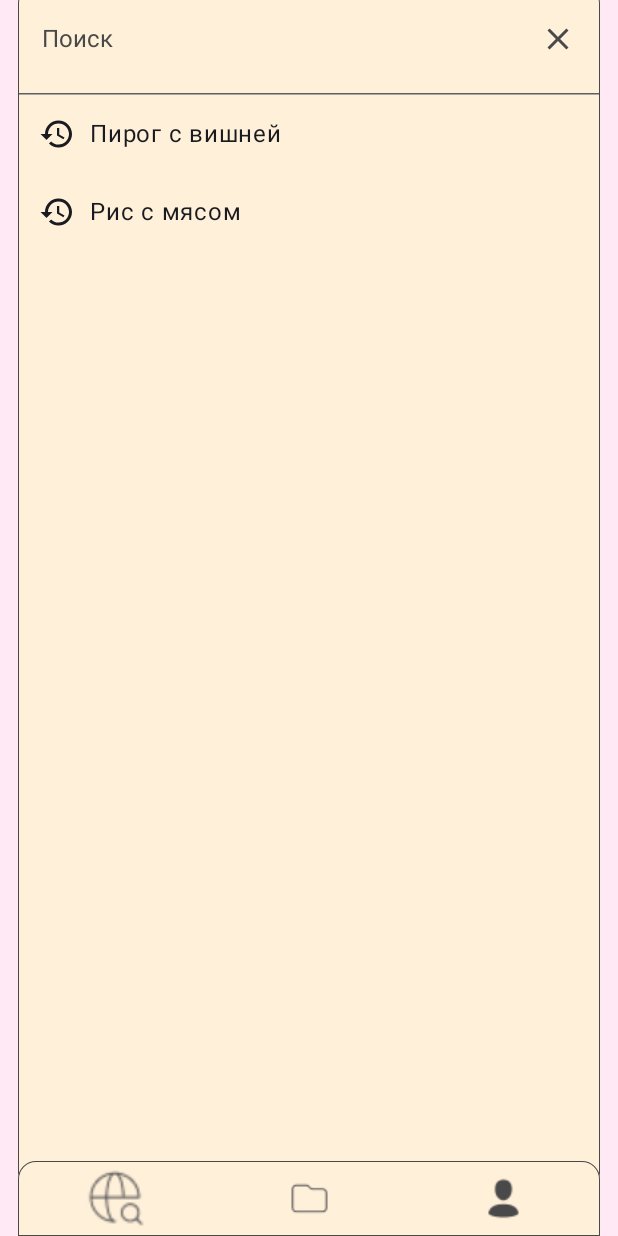
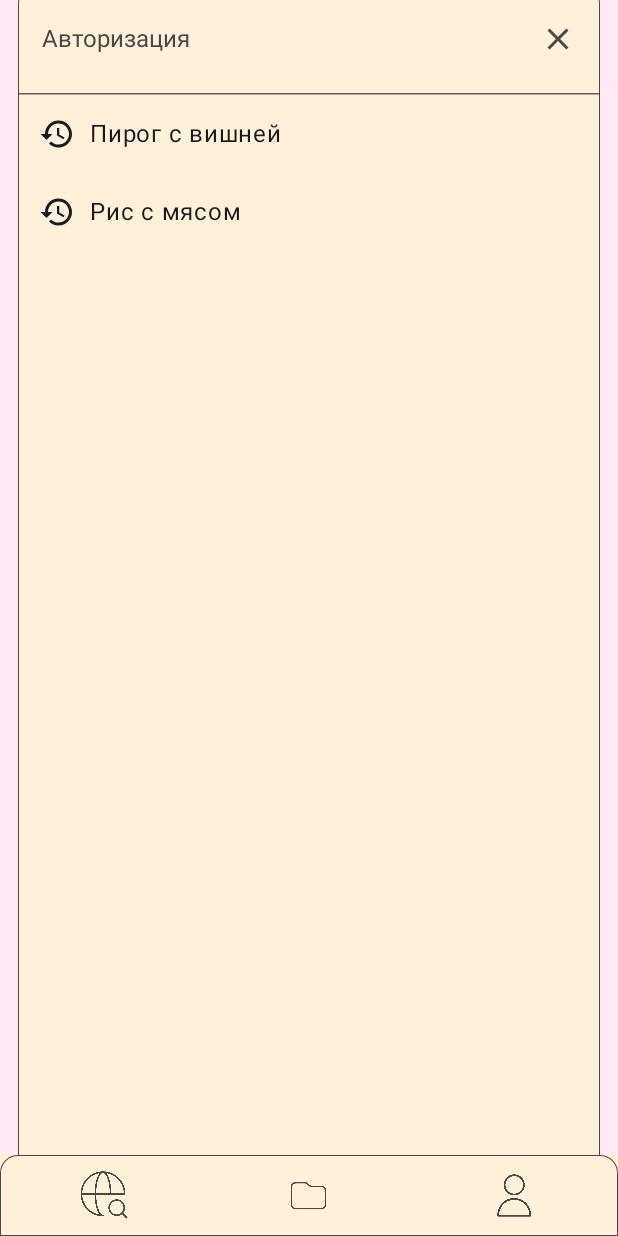
Before and after one commit to DenisFrolkov/CulinaryChest, an Android app built with Jetpack Compose: the BottomNavigationBar screen opened through its navigation route, on a phone screen of 412 x 824 dp. Run offline under Robolectric (Android 15) with nearby library versions, the phone set to English and light mode, and no system bars.

Commit message:
Redesigned BottomNavigationBar

```diff
--- a/app/src/main/java/com/den/culinarychest/presentation/common/BottomNavigationItem.kt
+++ /dev/null
@@ -1,48 +0,0 @@
-package com.den.culinarychest.presentation.common
-
-import androidx.compose.foundation.Image
-import androidx.compose.foundation.layout.Box
-import androidx.compose.foundation.layout.fillMaxSize
-import androidx.compose.foundation.layout.height
-import androidx.compose.foundation.layout.size
-import androidx.compose.material.IconButton
-import androidx.compose.runtime.Composable
-import androidx.compose.ui.Alignment
-import androidx.compose.ui.Modifier
-import androidx.compose.ui.graphics.painter.Painter
-import androidx.compose.ui.layout.ContentScale
-import androidx.compose.ui.unit.dp
-import androidx.navigation.NavController
-
-@Composable
-fun BottomNavigationItem(
-    isSelected: Boolean,
-    selectedIcon: Painter,
-    navBottomBarController: NavController,
-    buttonNavigation: String,
-    onButtonSelected: () -> Unit
-) {
-    Box(
-        contentAlignment = Alignment.Center
-    ) {
-        IconButton(
-            onClick = {
-                onButtonSelected()
-                navBottomBarController.navigate(buttonNavigation)
-            },
-            modifier = Modifier.height(height = 50.dp),
-        ) {
-            Box(
-                modifier = Modifier
-                    .size(size = if (isSelected) 40.dp else 30.dp)
-            ) {
-                Image(
-                    painter = selectedIcon,
-                    contentDescription = "Иконка поиска",
-                    contentScale = ContentScale.Fit,
-                    modifier = Modifier.fillMaxSize()
-                )
-            }
-        }
-    }
-}
--- a/app/src/main/java/com/den/culinarychest/presentation/common/FAB.kt
+++ b/app/src/main/java/com/den/culinarychest/presentation/common/FAB.kt
@@ -20,14 +20,14 @@ fun FAB() {
     Box(
         modifier = Modifier
             .background(color = SoftOrange, shape = RoundedCornerShape(size = 25.dp))
-            .border(width = 0.5.dp, color = SoftGray, shape = RoundedCornerShape(size = 25.dp))
+            .border(width = 0.1.dp, color = SoftGray, shape = RoundedCornerShape(size = 25.dp))
             .size(size = 50.dp),
         contentAlignment = Alignment.Center
     ) {
         Image(
             modifier = Modifier.size(size = 20.dp),
             painter = painterResource(id = R.drawable.add_icon),
-            contentDescription = "Тут должна быть иконка добавления"
+            contentDescription = null
         )
     }
 }
--- a/app/src/main/java/com/den/culinarychest/presentation/common/RecipeItem.kt
+++ b/app/src/main/java/com/den/culinarychest/presentation/common/RecipeItem.kt
@@ -29,12 +29,6 @@ import com.den.culinarychest.R
 fun RecipeItem(
     navController: NavController,
     transitionPath: String
-//    recipeImage: Painter,
-//    titleText: String,
-//    ingredientText: String,
-//    appraisalText: String,
-//    timeText: String,
-//    dataText: String
 ) {
     Column(
         modifier = Modifier
@@ -48,12 +42,12 @@ fun RecipeItem(
     ) {
         Row() {
             Image(
+                painter = painterResource(id = R.drawable.image),
+                contentDescription = null,
+                contentScale = ContentScale.Fit,
                 modifier = Modifier
                     .padding(start = 16.dp, top = 16.dp, end = 0.dp, bottom = 0.dp)
-                    .size(size = 94.dp),
-                painter = painterResource(id = R.drawable.image),
-                contentDescription = "Тут должна быть картинка рецепта ;)",
-                contentScale = ContentScale.Fit
+                    .size(size = 94.dp)
             )
             Column(
                 modifier = Modifier.padding(start = 10.dp, top = 12.dp)
@@ -66,12 +60,12 @@ fun RecipeItem(
                     )
                 )
                 Text(
-                    modifier = Modifier.padding(top = 4.dp),
                     text = "Ингредиенты: макароны, крабовые палочки, чеснок, масло сливочное, сыр твёрдый, сметана, мука... ",
                     style = TextStyle(
                         fontSize = 10.sp,
                         color = SoftGray
-                    )
+                    ),
+                    modifier = Modifier.padding(top = 4.dp),
                 )
             }
         }
--- a/app/src/main/java/com/den/culinarychest/presentation/common/SearchBar.kt
+++ b/app/src/main/java/com/den/culinarychest/presentation/common/SearchBarItem.kt
@@ -25,15 +25,21 @@ import androidx.compose.runtime.mutableStateOf
 import androidx.compose.runtime.remember
 import androidx.compose.runtime.setValue
 import androidx.compose.ui.Modifier
+import androidx.compose.ui.platform.LocalContext
 import androidx.compose.ui.text.TextStyle
+import androidx.compose.ui.tooling.preview.Preview
 import androidx.compose.ui.unit.dp
 import androidx.compose.ui.unit.sp
+import com.den.culinarychest.R
 import com.den.culinarychest.presentation.ui.theme.SoftGray
 import com.den.culinarychest.presentation.ui.theme.SoftOrange
 
 @OptIn(ExperimentalMaterial3Api::class)
+@Preview
 @Composable
-fun SearchBar() {
+fun SearchBarItem() {
+    val stringResource = LocalContext.current.resources
+
     var textParameter by remember { mutableStateOf("") }
     var activeParameter by remember { mutableStateOf(false) }
     val recipeElements = remember {
@@ -71,7 +77,7 @@ fun SearchBar() {
             },
             placeholder = {
                 Text(
-                    text = "Поиск",
+                    text = stringResource.getString(R.string.authorization_text),
                     style = TextStyle(
                         fontSize = 16.sp,
                         color = SoftGray
@@ -80,9 +86,8 @@ fun SearchBar() {
             },
             trailingIcon = {
                 val icon = if (activeParameter) Icons.Default.Clear else Icons.Default.Search
-                val contentDescription =
-                    if (activeParameter) "Тут должна быть иконка крестика" else "Тут должна быть иконка поиска"
-                val tint = if (activeParameter) SoftGray else SoftGray
+                val contentDescription = null
+                val tint = SoftGray
 
                 Icon(
                     modifier = Modifier
@@ -105,7 +110,7 @@ fun SearchBar() {
                     Icon(
                         modifier = Modifier.padding(end = 10.dp),
                         imageVector = Icons.Default.History,
-                        contentDescription = "Тут должна быть иконка истории"
+                        contentDescription = null
                     )
                     Text(text = it)
                 }
--- a/app/src/main/java/com/den/culinarychest/presentation/common/TextInput.kt
+++ b/app/src/main/java/com/den/culinarychest/presentation/common/TextInput.kt
@@ -23,6 +23,7 @@ import androidx.compose.ui.Modifier
 import androidx.compose.ui.graphics.Color.Companion.Black
 import androidx.compose.ui.graphics.Color.Companion.Red
 import androidx.compose.ui.graphics.SolidColor
+import androidx.compose.ui.platform.LocalContext
 import androidx.compose.ui.res.painterResource
 import androidx.compose.ui.text.TextStyle
 import androidx.compose.ui.text.input.TextFieldValue
@@ -38,6 +39,8 @@ fun TextInput(
     onTextChanged: (String) -> Unit,
     validation: (String) -> Boolean
 ) {
+    val stringResource = LocalContext.current.resources
+
     var text by remember { mutableStateOf(TextFieldValue()) }
     var isHintVisible by remember { mutableStateOf(true) }
     var isError by remember { mutableStateOf(false) }
@@ -51,12 +54,12 @@ fun TextInput(
 
 
     Box(
+        contentAlignment = Alignment.CenterStart,
         modifier = Modifier
             .fillMaxWidth()
             .border(width = 0.1.dp, color = SoftGray, shape = RoundedCornerShape(14.dp))
             .background(color = SoftOrange, shape = RoundedCornerShape(14.dp))
-            .padding(start = 12.dp, top = 15.dp, end = 12.dp, bottom = 16.dp),
-        contentAlignment = Alignment.CenterStart
+            .padding(start = 12.dp, top = 15.dp, end = 12.dp, bottom = 16.dp)
     ) {
         BasicTextField(
             value = text,
@@ -77,7 +80,7 @@ fun TextInput(
         )
         if (isHintVisible) {
             Text(
-                text = inputText,
+                text = "Введите $inputText",
                 style = TextStyle(
                     fontSize = 16.sp,
                     color = SoftGray
@@ -112,12 +115,12 @@ fun TextInput(
         ) {
             Icon(
                 painter = painterResource(id = R.drawable.mistake_icon),
-                contentDescription = "Тут должна быть иконка ошибки",
+                contentDescription = null,
                 tint = Red,
                 modifier = Modifier.size(16.dp)
             )
             Text(
-                text = "Проверьте правильность набора информации",
+                text = stringResource.getString(R.string.mistake_text),
                 style = TextStyle(
                     fontSize = 12.sp,
                     color = Red
--- a/app/src/main/java/com/den/culinarychest/presentation/navigation/bottomNavigation/BottomNavigationBar.kt
+++ b/app/src/main/java/com/den/culinarychest/presentation/navigation/bottomNavigation/BottomNavigationBar.kt
@@ -3,16 +3,19 @@ package com.den.culinarychest.presentation.navigation.bottomNavigation
 import android.annotation.SuppressLint
 import androidx.compose.foundation.background
 import androidx.compose.foundation.border
-import androidx.compose.foundation.layout.Arrangement
 import androidx.compose.foundation.layout.Row
 import androidx.compose.foundation.layout.fillMaxWidth
-import androidx.compose.foundation.layout.padding
+import androidx.compose.foundation.layout.height
+import androidx.compose.foundation.layout.size
 import androidx.compose.foundation.shape.RoundedCornerShape
+import androidx.compose.material3.Icon
+import androidx.compose.material3.NavigationBar
+import androidx.compose.material3.NavigationBarItem
+import androidx.compose.material3.NavigationBarItemDefaults
 import androidx.compose.material3.Scaffold
 import androidx.compose.runtime.Composable
 import androidx.compose.runtime.getValue
-import androidx.compose.runtime.mutableStateOf
-import androidx.compose.runtime.remember
+import androidx.compose.runtime.mutableIntStateOf
 import androidx.compose.runtime.setValue
 import androidx.compose.ui.Modifier
 import androidx.compose.ui.res.painterResource
@@ -21,30 +24,43 @@ import androidx.navigation.NavController
 import androidx.navigation.compose.NavHost
 import androidx.navigation.compose.composable
 import androidx.navigation.compose.rememberNavController
-import com.den.culinarychest.presentation.common.BottomNavigationItem
-import com.den.culinarychest.presentation.ui.theme.SoftGray
-import com.den.culinarychest.presentation.ui.theme.SoftOrange
+import androidx.compose.runtime.saveable.rememberSaveable
 import com.den.culinarychest.R
 import com.den.culinarychest.presentation.navigation.topNavigationBar.TopNavigationBar
 import com.den.culinarychest.presentation.route.BottomNavigationRoute
 import com.den.culinarychest.presentation.screens.ProfileScreen
 import com.den.culinarychest.presentation.screens.SearchScreen
+import com.den.culinarychest.presentation.ui.theme.SoftGray
+import com.den.culinarychest.presentation.ui.theme.SoftOrange
+import com.den.culinarychest.presentation.сlasses.data_class.BottomNavigationItem
 
 @SuppressLint("UnusedMaterial3ScaffoldPaddingParameter")
 @Composable
 fun BottomNavigationBar(
     navController: NavController
 ) {
-    val navBottomController = rememberNavController()
-    var searchSelected by remember { mutableStateOf(true) }
-    var topBarSelected by remember { mutableStateOf(false) }
-    var profileSelected by remember { mutableStateOf(false) }
+
+    val bottomNavController = rememberNavController()
+
+    val bottomNavigationItems = listOf(
+        BottomNavigationItem(
+            BottomNavigationRoute.SearchScreen.route, R.drawable.search_icon, "Поиск"
+        ),
+        BottomNavigationItem(
+            BottomNavigationRoute.TopNavigationBar.route, R.drawable.favorites_icon, "Избранное"
+        ),
+        BottomNavigationItem(
+            BottomNavigationRoute.ProfileScreen.route, R.drawable.profile_icon, "Профиль"
+        ),
+    )
+
+    var selectedItemIndex by rememberSaveable { mutableIntStateOf(0) }
+
     Scaffold(
         bottomBar = {
-            Row(
+            NavigationBar(
                 modifier = Modifier
                     .fillMaxWidth()
-                    .padding(horizontal = 12.dp)
                     .background(
                         color = SoftOrange,
                         shape = RoundedCornerShape(topStart = 12.dp, topEnd = 12.dp)
@@ -53,44 +69,40 @@ fun BottomNavigationBar(
                         width = 0.15.dp,
                         color = SoftGray,
                         shape = RoundedCornerShape(topStart = 12.dp, topEnd = 12.dp)
-                    ),
-                horizontalArrangement = Arrangement.SpaceAround
+                    )
+                    .height(54.dp)
             ) {
-                BottomNavigationItem(
-                    isSelected = searchSelected,
-                    selectedIcon = painterResource (id = R.drawable.search_icon),
-                    navBottomBarController = navBottomController,
-                    buttonNavigation = BottomNavigationRoute.SearchScreen.route
-                ){
-                    searchSelected = true
-                    topBarSelected = false
-                    profileSelected = false
-                }
-                BottomNavigationItem(
-                    isSelected = topBarSelected,
-                    selectedIcon = painterResource(id = R.drawable.favorite_icon),
-                    navBottomBarController = navBottomController,
-                    buttonNavigation = BottomNavigationRoute.TopNavigationBar.route
-                ){
-                    searchSelected = false
-                    topBarSelected = true
-                    profileSelected = false
-                }
-                BottomNavigationItem(
-                    isSelected = topBarSelected,
-                    selectedIcon = painterResource(id = R.drawable.profile_icon),
-                    navBottomBarController = navBottomController,
-                    buttonNavigation = BottomNavigationRoute.ProfileScreen.route
-                ){
-                    topBarSelected = false
-                    searchSelected = false
-                    profileSelected = true
+                Row(
+                    modifier = Modifier
+                        .fillMaxWidth()
+                        .background(color = SoftOrange)
+                ) {
+                    bottomNavigationItems.forEachIndexed { index, item ->
+                        NavigationBarItem(
+                            selected = selectedItemIndex == index,
+                            onClick = {
+                                selectedItemIndex = index
+                                bottomNavController.navigate(item.route)
+                            },
+                            colors = NavigationBarItemDefaults.colors(
+                                indicatorColor = SoftOrange,
+                            ),
+                            icon = {
+                                Icon(
+                                    modifier = Modifier.size(if (index == selectedItemIndex) 36.dp else 30.dp),
+                                    painter = painterResource(id = item.icon),
+                                    contentDescription = null,
+                                    tint = SoftGray
+                                )
+                            }
+                        )
+                    }
                 }
             }
-        }
+        },
     ) {
         NavHost(
-            navController = navBottomController,
+            navController = bottomNavController,
             startDestination = BottomNavigationRoute.SearchScreen.route
         ) {
             composable(BottomNavigationRoute.SearchScreen.route) {
--- a/app/src/main/java/com/den/culinarychest/presentation/screens/AuthorizationScreen.kt
+++ b/app/src/main/java/com/den/culinarychest/presentation/screens/AuthorizationScreen.kt
@@ -15,10 +15,12 @@ import androidx.compose.runtime.remember
 import androidx.compose.runtime.setValue
 import androidx.compose.ui.Alignment
 import androidx.compose.ui.Modifier
+import androidx.compose.ui.platform.LocalContext
 import androidx.compose.ui.text.TextStyle
 import androidx.compose.ui.unit.dp
 import androidx.compose.ui.unit.sp
 import androidx.navigation.NavController
+import com.den.culinarychest.R
 import com.den.culinarychest.presentation.common.PushButton
 import com.den.culinarychest.presentation.common.TextInput
 import com.den.culinarychest.presentation.route.AppNavigationRoute
@@ -36,6 +38,8 @@ fun AuthorizationScreen(
 @Composable
 fun Authorization(navController: NavController) {
 
+    val stringResource = LocalContext.current.resources
+
     var email by remember { mutableStateOf("") }
     var password by remember { mutableStateOf("") }
 
@@ -47,7 +51,7 @@ fun Authorization(navController: NavController) {
         verticalArrangement = Arrangement.Center
     ) {
         Text(
-            text = "Авторизация",
+            text = stringResource.getString(R.string.authorization_text),
             style = TextStyle(
                 fontSize = 24.sp,
                 color = SoftGray
@@ -58,7 +62,7 @@ fun Authorization(navController: NavController) {
             modifier = Modifier.padding(horizontal = 16.dp)
         ) {
         TextInput(
-            inputText = "Введите почту",
+            inputText = stringResource.getString(R.string.email_text),
             onTextChanged = { inputEmail -> email = inputEmail },
             validation = { text ->
                 android.util.Patterns.EMAIL_ADDRESS.matcher(text).matches()
@@ -66,17 +70,17 @@ fun Authorization(navController: NavController) {
         )
         Spacer(modifier = Modifier.height(16.dp))
         TextInput(
-            inputText = "Введите пароль",
+            inputText = stringResource.getString(R.string.verification_text),
             onTextChanged = { inputPass -> password = inputPass },
             validation = { text ->
-                text.length >= 8 // Простая проверка на минимальную длину пароля
+                text.length >= 8
             }
         )
         Spacer(modifier = Modifier.height(32.dp))
         }
         PushButton(
-            textButton = "Войти",
-            transitionalText = "Создать аккаунт?",
+            textButton = stringResource.getString(R.string.enter_text),
+            transitionalText = stringResource.getString(R.string.new_account_text),
             navController = navController,
             navigationButton = AppNavigationRoute.BottomAppNavigationBar.route,
             navigationText = AppNavigationRoute.RegistrationScreen.route
--- a/app/src/main/java/com/den/culinarychest/presentation/screens/RegistrationScreen.kt
+++ b/app/src/main/java/com/den/culinarychest/presentation/screens/RegistrationScreen.kt
@@ -61,19 +61,19 @@ fun Registration(
         ) {
             Spacer(modifier = Modifier.height(24.dp))
             TextInput(
-                inputText = "Введите логин",
+                inputText = "логин",
                 onTextChanged = { login = it },
                 validation = { it.matches(Regex("[a-zA-Z0-9_]+")) && it.length in 5..20 }
             )
             Spacer(modifier = Modifier.height(32.dp))
             TextInput(
-                inputText = "Введите почту",
+                inputText = "почту",
                 onTextChanged = { email = it },
                 validation = { it.matches(Regex("^([a-zA-Z0-9_\\-]+)@([a-zA-Z0-9_\\-]+)\\.([a-zA-Z]{2,5})\$")) }
             )
             Spacer(modifier = Modifier.height(32.dp))
             TextInput(
-                inputText = "Введите пароль",
+                inputText = "пароль",
                 onTextChanged = { password = it },
                 validation = { it.matches(Regex("^(?=.*[A-Za-z])(?=.*\\d)[A-Za-z\\d]{8,}\$")) }
             )
--- a/app/src/main/java/com/den/culinarychest/presentation/screens/SearchScreen.kt
+++ b/app/src/main/java/com/den/culinarychest/presentation/screens/SearchScreen.kt
@@ -11,7 +11,7 @@ import androidx.compose.ui.Modifier
 import androidx.compose.ui.unit.dp
 import androidx.navigation.NavController
 import com.den.culinarychest.presentation.common.RecipeItem
-import com.den.culinarychest.presentation.common.SearchBar
+import com.den.culinarychest.presentation.common.SearchBarItem
 import com.den.culinarychest.presentation.route.AppNavigationRoute
 import com.den.culinarychest.presentation.ui.theme.SoftPink
 
@@ -32,9 +32,9 @@ fun Search(
             .background(SoftPink)
     ) {
         Column(){
-            SearchBar()
+            SearchBarItem()
             LazyColumn(
-                modifier = Modifier.padding(bottom = 50.dp)
+                modifier = Modifier.padding(bottom = 40.dp)
             ) {
                 items(10) {index ->
                     RecipeItem(navController = navController, transitionPath = AppNavigationRoute.RecipeScreen.route)
--- /dev/null
+++ b/app/src/main/java/com/den/culinarychest/presentation/сlasses/data_class/BottomNavigationItem.kt
@@ -0,0 +1,3 @@
+package com.den.culinarychest.presentation.сlasses.data_class
+
+data class BottomNavigationItem(val route: String, val icon: Int, val label: String)
--- a/app/src/main/res/values/strings.xml
+++ b/app/src/main/res/values/strings.xml
@@ -1,3 +1,13 @@
 <resources>
     <string name="app_name">CulinaryChest</string>
+    <string name="mistake_text">Проверьте правильность набора информации</string>
+    <string name="authorization_text">Авторизация</string>
+    <string name="registration_text">Регистрация</string>
+    <string name="new_account_text">Создать аккаунт?</string>
+    <string name="enter_text">Войти</string>
+    <string name="search_text">Поиск</string>
+    <string name="login_text">логин</string>
+    <string name="email_text">почту</string>
+    <string name="password_text">почту</string>
+    <string name="verification_text">почту</string>
 </resources>
```
Also changed, not shown: app/src/main/res/drawable/favorites_icon.png (added), app/src/main/res/drawable/profile_icon.png, app/src/main/res/drawable/search_icon.png.
